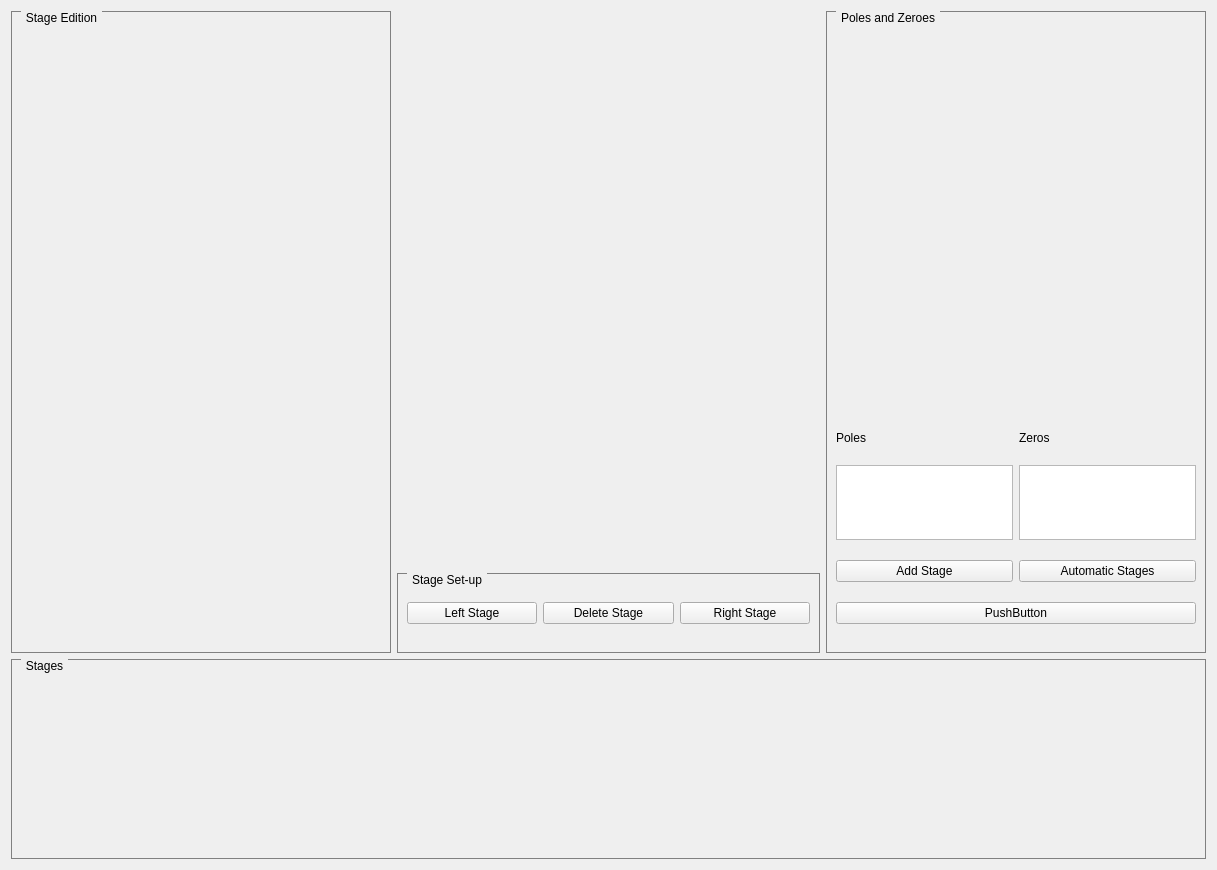
Before: the Qt Designer form TP4/Frontend/FilterDesigner/window2.ui in Agusgal/TC, drawn with Qt 5.
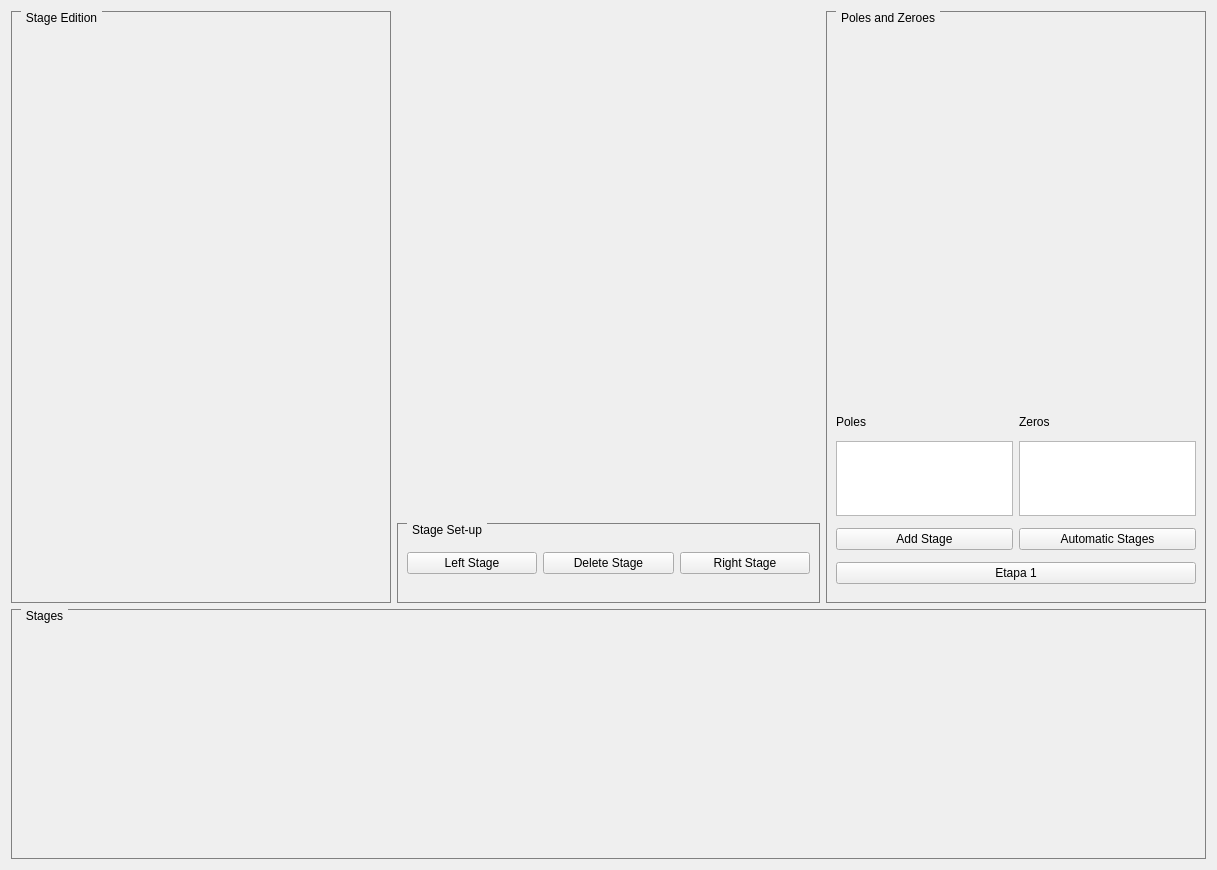
After: the same form once the commit is applied. Custom widgets are drawn as their Qt base class.

Commit message: etapa 2 andando

```diff
--- a/TP4/Frontend/FilterDesigner/window2.ui
+++ b/TP4/Frontend/FilterDesigner/window2.ui
@@ -236,7 +236,7 @@
       <item row="5" column="1" colspan="2">
        <widget class="QPushButton" name="boton_etapa1">
         <property name="text">
-         <string>PushButton</string>
+         <string>Etapa 1</string>
         </property>
        </widget>
       </item>
@@ -254,7 +254,7 @@
      <property name="maximumSize">
       <size>
        <width>16777215</width>
-       <height>200</height>
+       <height>250</height>
       </size>
      </property>
      <property name="styleSheet">
```
The commit also changes 6 other files.
